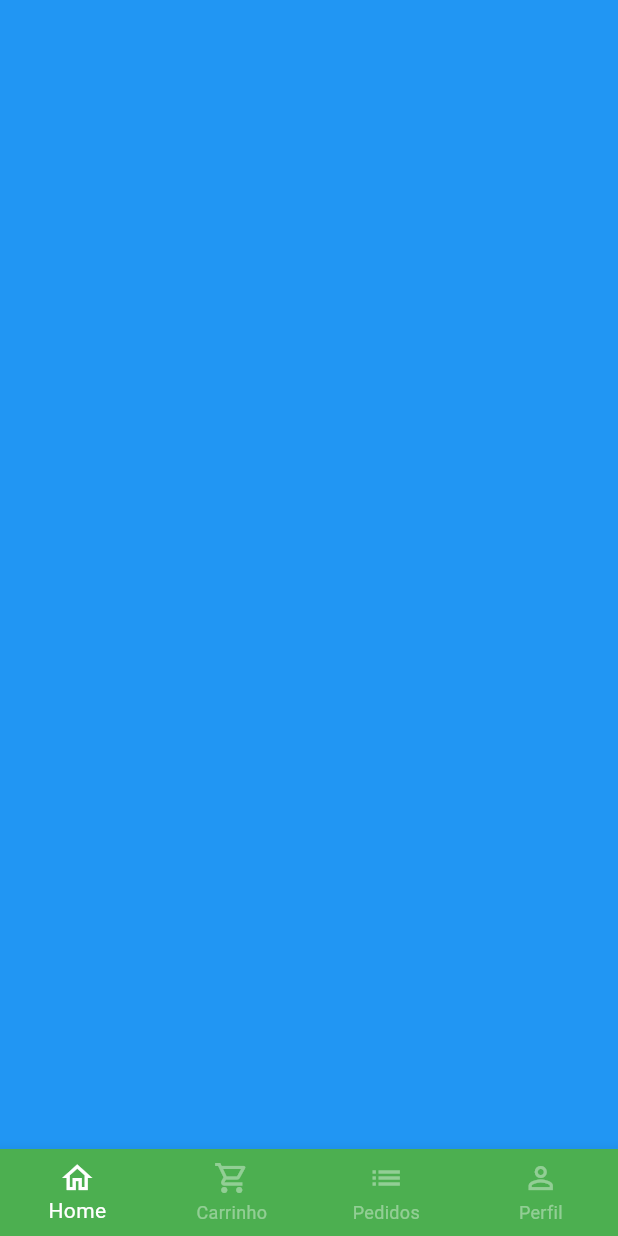
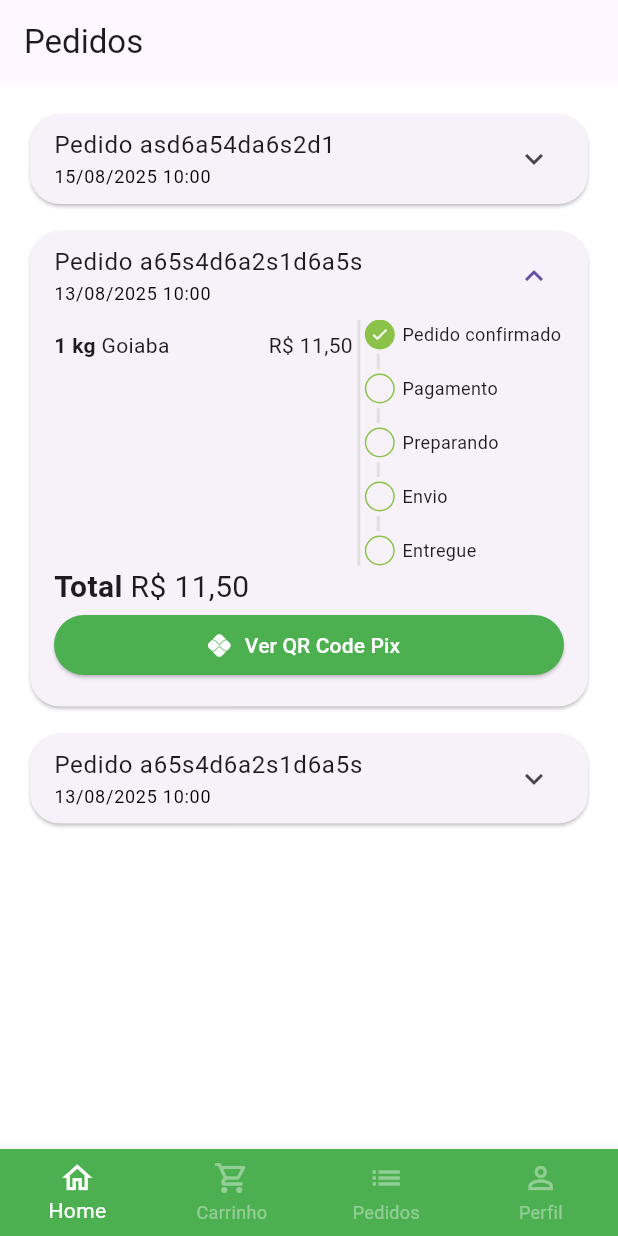
Before and after one commit to romildoalimajr/green_grocer, a Flutter app: the BaseScreen screen opened directly, swiped to page 3, on a phone screen of 412 x 824 dp. Run offline on Flutter 3.47's test engine with Material 3 defaults, Android fonts, the phone set to English and light mode, and no system bars; our stand-ins replace animated_text_kit, mask_text_input_formatter, qr_flutter.

Commit message:
Finalizado a Tela de Pedidos.

```diff
--- a/lib/src/config/app_data.dart
+++ b/lib/src/config/app_data.dart
@@ -1,5 +1,6 @@
 import 'package:green_grocer/src/models/cart_item_model.dart';
 import 'package:green_grocer/src/models/item_model.dart';
+import 'package:green_grocer/src/models/order_model.dart';
 import 'package:green_grocer/src/models/user_model.dart';
 
 ItemModel apple = ItemModel(
@@ -49,7 +50,7 @@ ItemModel mango = ItemModel(
 
 ItemModel papaya = ItemModel(
   imgUrl: 'assets/fruits/papaya.png',
-  itemName: 'Mamão papaya',
+  itemName: 'Mamão Papaya',
   price: 8,
   unit: 'kg',
   description:
@@ -80,3 +81,45 @@ UserModel user = UserModel(
   nome: 'John Doe',
   senha: '',
 );
+
+List<OrderModel> orders = [
+  // Pedido 01
+  OrderModel(
+    copyAndPaste: 'q1w2e3r4t5y6',
+    createdDateTime: DateTime.parse('2025-08-15 10:00:10.458'),
+    overdueDateTime: DateTime.parse('2025-08-15 11:00:10.458'),
+    id: 'asd6a54da6s2d1',
+    status: 'preparing_purchase',
+    total: 11.0,
+    items: [
+      CartItemModel(item: apple, quantity: 2),
+      CartItemModel(item: mango, quantity: 2),
+    ],
+  ),
+
+  // Pedido 02
+  OrderModel(
+    copyAndPaste: 'q1w2e3r4t5y6',
+    createdDateTime: DateTime.parse('2025-08-13 10:00:10.458'),
+    overdueDateTime: DateTime.parse('2025-08-13 11:00:10.458'),
+    id: 'a65s4d6a2s1d6a5s',
+    status: 'pending_payment',
+    total: 11.5,
+    items: [CartItemModel(item: guava, quantity: 1)],
+  ),
+
+  // Pedido 03
+  OrderModel(
+    copyAndPaste: 'q1w2e3r4t5y6',
+    createdDateTime: DateTime.parse('2025-08-13 10:00:10.458'),
+    overdueDateTime: DateTime.parse('2025-08-13 11:00:10.458'),
+    id: 'a65s4d6a2s1d6a5s',
+    status: 'delivered',
+    total: 11.5,
+    items: [
+      CartItemModel(item: mango, quantity: 5),
+      CartItemModel(item: guava, quantity: 10),
+      CartItemModel(item: apple, quantity: 15),
+    ],
+  ),
+];
--- /dev/null
+++ b/lib/src/models/order_model.dart
@@ -0,0 +1,21 @@
+import 'package:green_grocer/src/models/cart_item_model.dart';
+
+class OrderModel {
+  String id;
+  DateTime createdDateTime;
+  DateTime overdueDateTime;
+  List<CartItemModel> items;
+  String status;
+  String copyAndPaste;
+  double total;
+
+  OrderModel({
+    required this.id,
+    required this.createdDateTime,
+    required this.overdueDateTime,
+    required this.items,
+    required this.status,
+    required this.copyAndPaste,
+    required this.total,
+  });
+}
--- a/lib/src/pages/base/base_screen.dart
+++ b/lib/src/pages/base/base_screen.dart
@@ -1,6 +1,7 @@
 import 'package:flutter/material.dart';
 import 'package:green_grocer/src/pages/cart/cart_tab.dart';
 import 'package:green_grocer/src/pages/home/home_tab.dart';
+import 'package:green_grocer/src/pages/orders/orders_tab.dart';
 import 'package:green_grocer/src/pages/profile/profile_tab.dart';
 
 class BaseScreen extends StatefulWidget {
@@ -24,7 +25,7 @@ class _BaseScreenState extends State<BaseScreen> {
         children: [
           const HomeTab(),
           const CartTab(),
-          Container(color: Colors.blue),
+          const OrdersTab(),
           const ProfileTab(),
         ],
       ),
--- a/lib/src/pages/cart/cart_tab.dart
+++ b/lib/src/pages/cart/cart_tab.dart
@@ -2,6 +2,7 @@ import 'package:flutter/material.dart';
 import 'package:green_grocer/src/config/custom_colors.dart';
 import 'package:green_grocer/src/models/cart_item_model.dart';
 import 'package:green_grocer/src/pages/cart/components/cart_tile.dart';
+import 'package:green_grocer/src/pages/common_widgets/payment_dialog.dart';
 import 'package:green_grocer/src/services/utils_services.dart';
 import 'package:green_grocer/src/config/app_data.dart' as appData;
 
@@ -90,7 +91,14 @@ class _CartTabState extends State<CartTab> {
                     onPressed: () async {
                       bool? result = await showOrderConfirmation();
 
-                      print(result);
+                      if (result ?? false) {
+                        showDialog(
+                          context: context,
+                          builder: (_) {
+                            return PaymentDialog(order: appData.orders.first);
+                          },
+                        );
+                      }
                     },
                     child: const Text(
                       'Concluir Pedido',
--- /dev/null
+++ b/lib/src/pages/common_widgets/payment_dialog.dart
@@ -0,0 +1,89 @@
+import 'package:flutter/material.dart';
+import 'package:green_grocer/src/models/order_model.dart';
+import 'package:green_grocer/src/services/utils_services.dart';
+import 'package:qr_flutter/qr_flutter.dart';
+
+class PaymentDialog extends StatelessWidget {
+  final OrderModel order;
+  final UtilsServices utilsServices = UtilsServices();
+
+  PaymentDialog({super.key, required this.order});
+
+  @override
+  Widget build(BuildContext context) {
+    return Dialog(
+      shape: RoundedRectangleBorder(borderRadius: BorderRadius.circular(20)),
+      child: Stack(
+        alignment: Alignment.center,
+        children: [
+          //conteudo
+          Padding(
+            padding: const EdgeInsets.all(8.0),
+            child: Column(
+              mainAxisSize: MainAxisSize.min,
+              children: [
+                // titulo
+                Padding(
+                  padding: const EdgeInsets.symmetric(vertical: 10),
+                  child: const Text(
+                    'Pagamento com Pix',
+                    style: TextStyle(fontWeight: FontWeight.bold, fontSize: 18),
+                  ),
+                ),
+
+                // QR Code
+                QrImageView(
+                  data: '1234567890',
+                  version: QrVersions.auto,
+                  size: 200.0,
+                ),
+
+                // vencimento
+                Text(
+                  'Vencimento.: ${utilsServices.formatDateTime(order.overdueDateTime)}',
+                  style: const TextStyle(fontSize: 12),
+                ),
+
+                // total
+                Text(
+                  'Total.: ${utilsServices.priceToCurrency(order.total)}',
+                  style: const TextStyle(
+                    fontSize: 17,
+                    fontWeight: FontWeight.bold,
+                  ),
+                ),
+
+                // botão copia/cola
+                OutlinedButton.icon(
+                  style: OutlinedButton.styleFrom(
+                    shape: RoundedRectangleBorder(
+                      borderRadius: BorderRadius.circular(20),
+                    ),
+                    side: const BorderSide(width: 2, color: Colors.green),
+                  ),
+                  onPressed: () {},
+                  icon: const Icon(Icons.copy, size: 15),
+                  label: const Text(
+                    'Copiar código PIx',
+                    style: TextStyle(fontSize: 13),
+                  ),
+                ),
+              ],
+            ),
+          ),
+
+          Positioned(
+            top: 0,
+            right: 0,
+            child: IconButton(
+              onPressed: () {
+                Navigator.of(context).pop();
+              },
+              icon: const Icon(Icons.close),
+            ),
+          ),
+        ],
+      ),
+    );
+  }
+}
--- /dev/null
+++ b/lib/src/pages/orders/components/order_status_widget.dart
@@ -0,0 +1,110 @@
+import 'package:flutter/material.dart';
+import 'package:green_grocer/src/config/custom_colors.dart';
+
+class OrderStatusWidget extends StatelessWidget {
+  final String status;
+  final bool isOverdue;
+
+  final Map<String, int> allStatus = <String, int>{
+    'pending_payment': 0,
+    'refunded': 1,
+    'paid': 2,
+    'preparing_purchase': 3,
+    'shipping': 4,
+    'delivered': 5,
+  };
+
+  int get currentStatus => allStatus[status]!;
+
+  OrderStatusWidget({super.key, required this.status, required this.isOverdue});
+
+  @override
+  Widget build(BuildContext context) {
+    return Column(
+      crossAxisAlignment: CrossAxisAlignment.start,
+      children: [
+        const _StatusDot(isActive: true, title: 'Pedido confirmado'),
+        const _CustomDivider(),
+
+        if (currentStatus == 1) ...[
+          const _StatusDot(
+            isActive: true,
+            title: 'Pix extornado',
+            backgroundColor: Colors.orange,
+          ),
+        ] else if (isOverdue) ...[
+          const _StatusDot(
+            isActive: true,
+            title: 'Pagamento Pix vencido',
+            backgroundColor: Colors.red,
+          ),
+        ] else ...[
+          _StatusDot(isActive: currentStatus >= 2, title: 'Pagamento'),
+          const _CustomDivider(),
+          _StatusDot(isActive: currentStatus >= 3, title: 'Preparando'),
+          const _CustomDivider(),
+          _StatusDot(isActive: currentStatus >= 4, title: 'Envio'),
+          const _CustomDivider(),
+          _StatusDot(isActive: currentStatus == 5, title: 'Entregue'),
+        ],
+      ],
+    );
+  }
+}
+
+class _CustomDivider extends StatelessWidget {
+  const _CustomDivider({super.key});
+
+  @override
+  Widget build(BuildContext context) {
+    return Container(
+      margin: const EdgeInsets.symmetric(horizontal: 8, vertical: 3),
+      height: 10,
+      width: 2,
+      color: Colors.grey.shade300,
+    );
+  }
+}
+
+class _StatusDot extends StatelessWidget {
+  final bool isActive;
+  final String title;
+  final Color? backgroundColor;
+
+  const _StatusDot({
+    super.key,
+    required this.isActive,
+    required this.title,
+    this.backgroundColor,
+  });
+
+  @override
+  Widget build(BuildContext context) {
+    return Row(
+      children: [
+        // Dot
+        Container(
+          alignment: Alignment.center,
+          height: 20,
+          width: 20,
+          decoration: BoxDecoration(
+            shape: BoxShape.circle,
+            border: Border.all(color: CustomColors.customSwatchColor),
+            color:
+                isActive
+                    ? backgroundColor ?? CustomColors.customSwatchColor
+                    : Colors.transparent,
+          ),
+          child:
+              isActive
+                  ? const Icon(Icons.check, size: 13, color: Colors.white)
+                  : const SizedBox.shrink(),
+        ),
+
+        const SizedBox(width: 5),
+        // Texto
+        Expanded(child: Text(title, style: TextStyle(fontSize: 12))),
+      ],
+    );
+  }
+}
--- /dev/null
+++ b/lib/src/pages/orders/components/order_tile.dart
@@ -0,0 +1,145 @@
+import 'package:flutter/material.dart';
+import 'package:green_grocer/src/models/cart_item_model.dart';
+import 'package:green_grocer/src/models/order_model.dart';
+import 'package:green_grocer/src/pages/common_widgets/payment_dialog.dart';
+import 'package:green_grocer/src/pages/orders/components/order_status_widget.dart';
+import 'package:green_grocer/src/services/utils_services.dart';
+
+class OrderTile extends StatelessWidget {
+  final OrderModel order;
+
+  OrderTile({super.key, required this.order});
+
+  final UtilsServices utilsServices = UtilsServices();
+
+  @override
+  Widget build(BuildContext context) {
+    return Card(
+      shape: RoundedRectangleBorder(borderRadius: BorderRadius.circular(20)),
+      child: Theme(
+        data: Theme.of(context).copyWith(dividerColor: Colors.transparent),
+        child: ExpansionTile(
+          initiallyExpanded: order.status == 'pending_payment',
+          title: Column(
+            mainAxisSize: MainAxisSize.min,
+            crossAxisAlignment: CrossAxisAlignment.stretch,
+            children: [
+              Text('Pedido ${order.id}'),
+              Text(
+                utilsServices.formatDateTime(order.createdDateTime),
+                style: TextStyle(fontSize: 12, color: Colors.black),
+              ),
+            ],
+          ),
+          childrenPadding: const EdgeInsets.fromLTRB(16, 0, 16, 16),
+          expandedCrossAxisAlignment: CrossAxisAlignment.stretch,
+          children: [
+            IntrinsicHeight(
+              child: Row(
+                children: [
+                  //lista de produtos
+                  Expanded(
+                    flex: 3,
+                    child: SizedBox(
+                      height: 150,
+                      child: ListView(
+                        children:
+                            order.items.map((orderItem) {
+                              return _OrderItemWidget(
+                                utilsServices: utilsServices,
+                                orderItem: orderItem,
+                              );
+                            }).toList(),
+                      ),
+                    ),
+                  ),
+                  //divisão
+                  VerticalDivider(
+                    color: Colors.grey.shade300,
+                    thickness: 2,
+                    width: 8,
+                  ),
+                  //status de pedido
+                  Expanded(
+                    flex: 2,
+                    child: OrderStatusWidget(
+                      status: order.status,
+                      isOverdue: order.overdueDateTime.isBefore(DateTime.now()),
+                    ),
+                  ),
+                ],
+              ),
+            ),
+            //total
+            Text.rich(
+              TextSpan(
+                style: const TextStyle(fontSize: 20),
+                children: [
+                  TextSpan(
+                    text: 'Total ',
+                    style: const TextStyle(fontWeight: FontWeight.bold),
+                  ),
+                  TextSpan(text: utilsServices.priceToCurrency(order.total)),
+                ],
+              ),
+            ),
+            //botão de pagamento
+            Visibility(
+              visible: order.status == 'pending_payment',
+              child: ElevatedButton.icon(
+                style: ElevatedButton.styleFrom(
+                  backgroundColor: Colors.green,
+                  shape: RoundedRectangleBorder(
+                    borderRadius: BorderRadius.circular(20),
+                  ),
+                ),
+                onPressed: () {
+                  showDialog(
+                    context: context,
+                    builder: (_) {
+                      return PaymentDialog(order: order);
+                    },
+                  );
+                },
+                icon: const Icon(Icons.pix, color: Colors.white), //<=== AQUI
+                label: const Text(
+                  'Ver QR Code Pix',
+                  style: TextStyle(color: Colors.white),
+                ),
+              ),
+            ),
+          ],
+        ),
+      ),
+    );
+  }
+}
+
+class _OrderItemWidget extends StatelessWidget {
+  const _OrderItemWidget({
+    super.key,
+    required this.utilsServices,
+    required this.orderItem,
+  });
+
+  final UtilsServices utilsServices;
+
+  final CartItemModel orderItem;
+
+  @override
+  Widget build(BuildContext context) {
+    return Padding(
+      padding: const EdgeInsets.only(bottom: 10),
+      child: Row(
+        children: [
+          Text(
+            '${orderItem.quantity} ${orderItem.item.unit} ',
+            style: const TextStyle(fontWeight: FontWeight.bold),
+          ),
+          Expanded(child: Text(orderItem.item.itemName)),
+          Text(utilsServices.priceToCurrency(orderItem.totalPrice())),
+        ],
+      ),
+    );
+  }
+}
--- /dev/null
+++ b/lib/src/pages/orders/orders_tab.dart
@@ -0,0 +1,25 @@
+import 'package:flutter/material.dart';
+import 'package:green_grocer/src/config/app_data.dart' as appData;
+import 'package:green_grocer/src/pages/orders/components/order_tile.dart';
+
+class OrdersTab extends StatelessWidget {
+  const OrdersTab({super.key});
+
+  @override
+  Widget build(BuildContext context) {
+    return Scaffold(
+      appBar: AppBar(title: const Text('Pedidos')),
+
+      body: ListView.separated(
+        padding: const EdgeInsets.all(16),
+        physics: BouncingScrollPhysics(),
+        itemBuilder: (_, index) => OrderTile(order: appData.orders[index]),
+
+        separatorBuilder: (_, index) {
+          return SizedBox(height: 10);
+        },
+        itemCount: appData.orders.length,
+      ),
+    );
+  }
+}
--- a/lib/src/services/utils_services.dart
+++ b/lib/src/services/utils_services.dart
@@ -1,4 +1,5 @@
 import "package:intl/intl.dart";
+import "package:intl/date_symbol_data_local.dart";
 
 class UtilsServices {
   String priceToCurrency(double price) {
@@ -6,4 +7,12 @@ class UtilsServices {
 
     return numberFormat.format(price);
   }
+
+  String formatDateTime(DateTime dateTime) {
+    initializeDateFormatting();
+
+    DateFormat dateFormat = DateFormat.yMd('pt_BR').add_Hm();
+
+    return dateFormat.format(dateTime);
+  }
 }
--- a/pubspec.yaml
+++ b/pubspec.yaml
@@ -43,6 +43,8 @@ dependencies:
 
   intl: ^0.20.2
 
+  qr_flutter: ^4.1.0
+
 dev_dependencies:
   flutter_test:
     sdk: flutter
@@ -68,6 +70,7 @@ flutter:
   # To add assets to your application, add an assets section, like this:
   assets:
     - assets/fruits/
+    - assets/app_images/
 
   # An image asset can refer to one or more resolution-specific "variants", see
   # https://flutter.dev/to/resolution-aware-images
```
Also changed, not shown: assets/app_images/pix.png (added), pubspec.lock.
